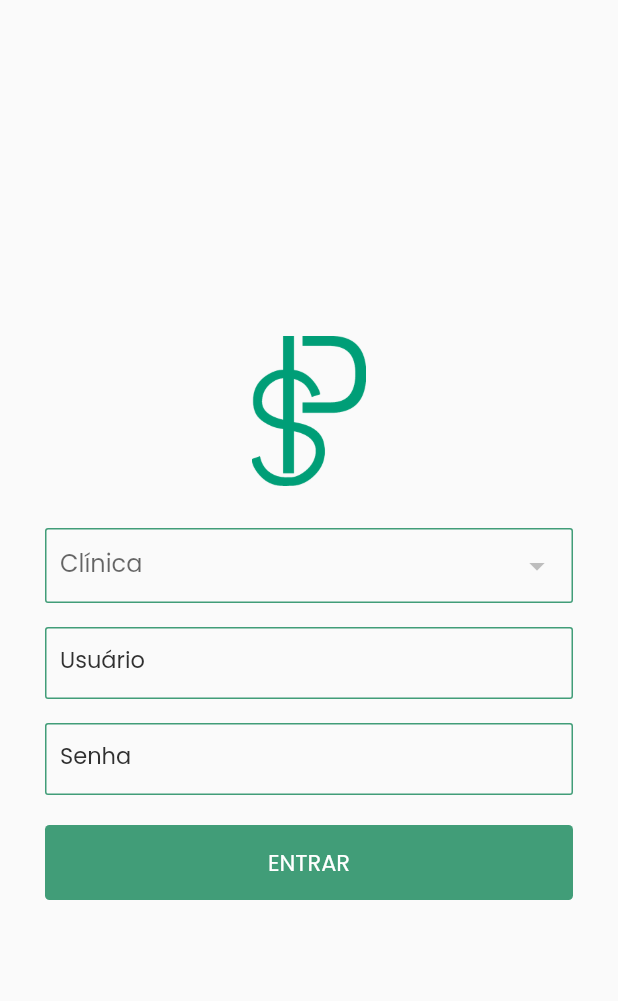
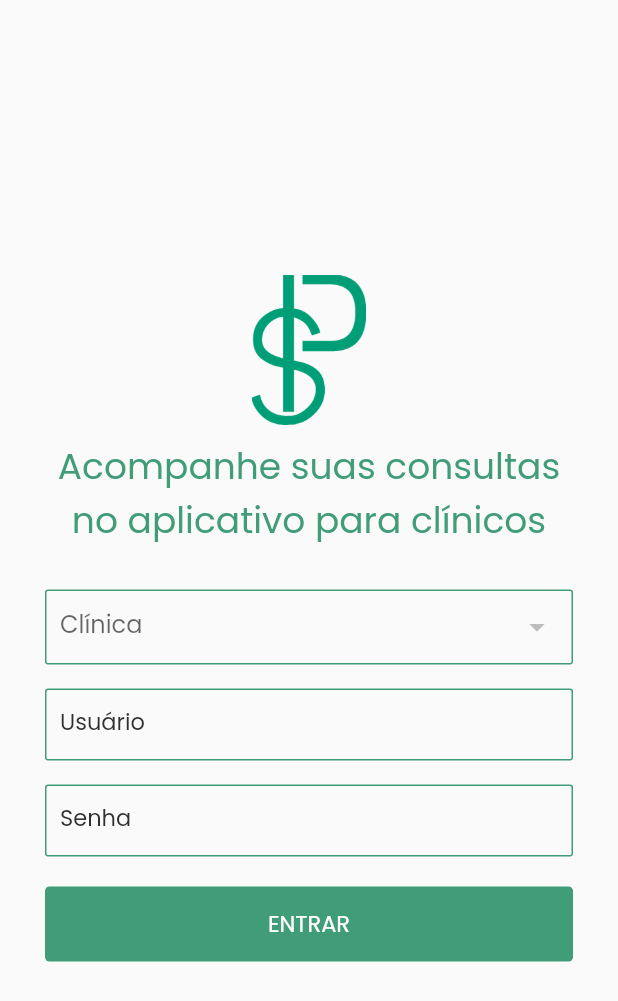
Before and after one commit to psisuepg2022/mobile, a Flutter app: the LoginPage screen opened directly with empty values, after a tap on "ENTRAR", on a phone screen of 412 x 824 dp. Shown: the top 1001 px of the screen. Run offline on Flutter 3.47's test engine with Material 2 defaults, Android fonts, the phone set to English and light mode, and no system bars; our stand-ins replace dio, flutter_riverpod, google_fonts, jwt_decoder, shared_preferences; missing offline and left inert: animated_card; accounts and stored records are empty; network calls fail.

Commit message:
feat(login): changed login page style

```diff
--- a/lib/modules/login/login_page.dart
+++ b/lib/modules/login/login_page.dart
@@ -7,6 +7,7 @@ import 'package:mobile/modules/login/login_controller.dart';
 import 'package:mobile/providers/auth/auth_provider.dart';
 import 'package:mobile/shared/models/Error/error_response_model.dart';
 import 'package:mobile/shared/models/User/user_model.dart';
+import 'package:mobile/shared/themes/app_colors.dart';
 import 'package:mobile/shared/widgets/label_button/label_button.dart';
 import 'package:mobile/shared/widgets/snackbar/snackbar_widget.dart';
 import 'package:mobile/shared/widgets/text_input/text_input.dart';
@@ -37,7 +38,7 @@ class _LoginPageState extends ConsumerState<LoginPage> {
       })
     ];
 
-    Future<void> handleSignIn() async {
+    Future<void> handleSignIn(BuildContext context) async {
       try {
         setState(() {
           loading = true;
@@ -51,6 +52,8 @@ class _LoginPageState extends ConsumerState<LoginPage> {
 
         ref.read(authProvider).setUser(
             userData, res.content.refreshToken, res.content.accessToken);
+
+        if (!mounted) return;
         Navigator.of(context)
             .pushReplacementNamed("/home", arguments: res.content);
       } catch (e) {
@@ -77,9 +80,20 @@ class _LoginPageState extends ConsumerState<LoginPage> {
           mainAxisAlignment: MainAxisAlignment.center,
           crossAxisAlignment: CrossAxisAlignment.center,
           children: [
-            Image.asset(
-              'assets/images/PSIS-Logo-Invertido-Transparente.png',
-              height: 100,
+            Padding(
+              padding: const EdgeInsets.only(bottom: 10),
+              child: Image.asset(
+                'assets/images/PSIS-Logo-Invertido-Transparente.png',
+                height: 100,
+              ),
+            ),
+            const Padding(
+              padding: EdgeInsets.symmetric(horizontal: 30),
+              child: Text(
+                "Acompanhe suas consultas no aplicativo para clínicos",
+                style: TextStyle(color: AppColors.primary, fontSize: 24),
+                textAlign: TextAlign.center,
+              ),
             ),
             Padding(
               padding: const EdgeInsets.symmetric(horizontal: 30),
@@ -115,7 +129,7 @@ class _LoginPageState extends ConsumerState<LoginPage> {
                         label: 'ENTRAR',
                         onLoading: loading,
                         onPressed: () {
-                          handleSignIn();
+                          handleSignIn(context);
                         },
                       ))
                 ],
```
